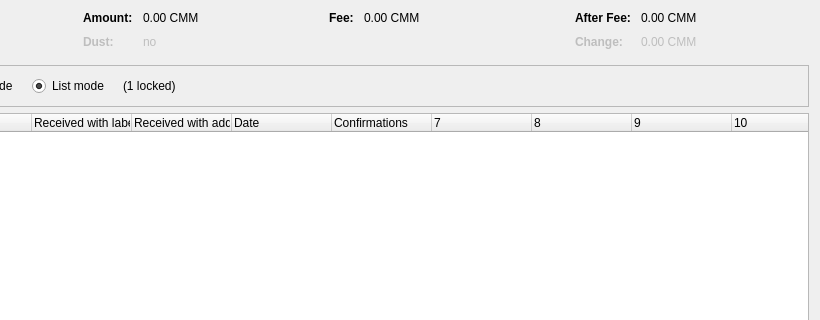
The window that src/qt/forms/coincontroldialog.ui (CommerciumBlockchain/Commercium_Deprecated) describes before a commit, drawn with Qt 5; both pictures show x 180 to 1000 and y 0 to 320 of the 1000 by 500 pixel window.
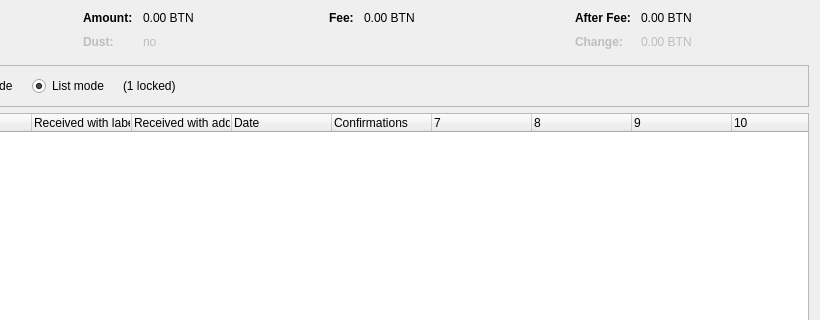
The same window after the commit. Custom widgets are drawn as their Qt base class.

What changed in the file:
```diff
--- a/src/qt/forms/coincontroldialog.ui
+++ b/src/qt/forms/coincontroldialog.ui
@@ -132,7 +132,7 @@
           <enum>Qt::ActionsContextMenu</enum>
          </property>
          <property name="text">
-          <string notr="true">0.00 CMM</string>
+          <string notr="true">0.00 BTN</string>
          </property>
          <property name="textInteractionFlags">
           <set>Qt::LinksAccessibleByMouse|Qt::TextSelectableByKeyboard|Qt::TextSelectableByMouse</set>
@@ -212,7 +212,7 @@
           <enum>Qt::ActionsContextMenu</enum>
          </property>
          <property name="text">
-          <string notr="true">0.00 CMM</string>
+          <string notr="true">0.00 BTN</string>
          </property>
          <property name="textInteractionFlags">
           <set>Qt::LinksAccessibleByMouse|Qt::TextSelectableByKeyboard|Qt::TextSelectableByMouse</set>
@@ -257,7 +257,7 @@
           <enum>Qt::ActionsContextMenu</enum>
          </property>
          <property name="text">
-          <string notr="true">0.00 CMM</string>
+          <string notr="true">0.00 BTN</string>
          </property>
          <property name="textInteractionFlags">
           <set>Qt::LinksAccessibleByMouse|Qt::TextSelectableByKeyboard|Qt::TextSelectableByMouse</set>
@@ -292,7 +292,7 @@
           <enum>Qt::ActionsContextMenu</enum>
          </property>
          <property name="text">
-          <string notr="true">0.00 CMM</string>
+          <string notr="true">0.00 BTN</string>
          </property>
          <property name="textInteractionFlags">
           <set>Qt::LinksAccessibleByMouse|Qt::TextSelectableByKeyboard|Qt::TextSelectableByMouse</set>
```
